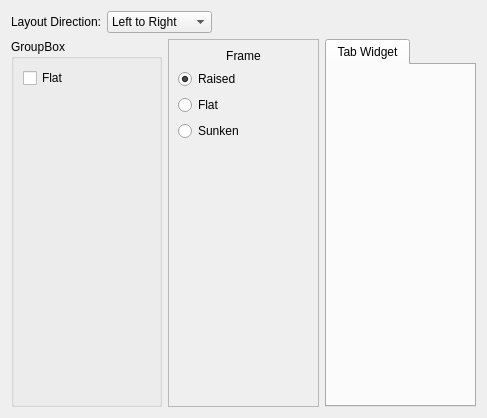
The window that kstyles/oxygen/demo/ui/oxygenframedemowidget.ui (mgottschlag/kwin-tiling) describes before a commit, drawn with Qt 5.
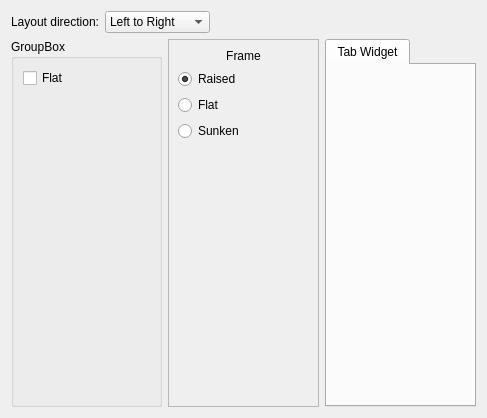
The same window after the commit. Custom widgets are drawn as their Qt base class.

Commit message: fixed wrong uppercase in label.

```diff
--- a/kstyles/oxygen/demo/ui/oxygenframedemowidget.ui
+++ b/kstyles/oxygen/demo/ui/oxygenframedemowidget.ui
@@ -16,7 +16,7 @@
      <item>
       <widget class="QLabel" name="label">
        <property name="text">
-        <string>Layout Direction:</string>
+        <string>Layout direction:</string>
        </property>
        <property name="alignment">
         <set>Qt::AlignRight|Qt::AlignTrailing|Qt::AlignVCenter</set>
```
